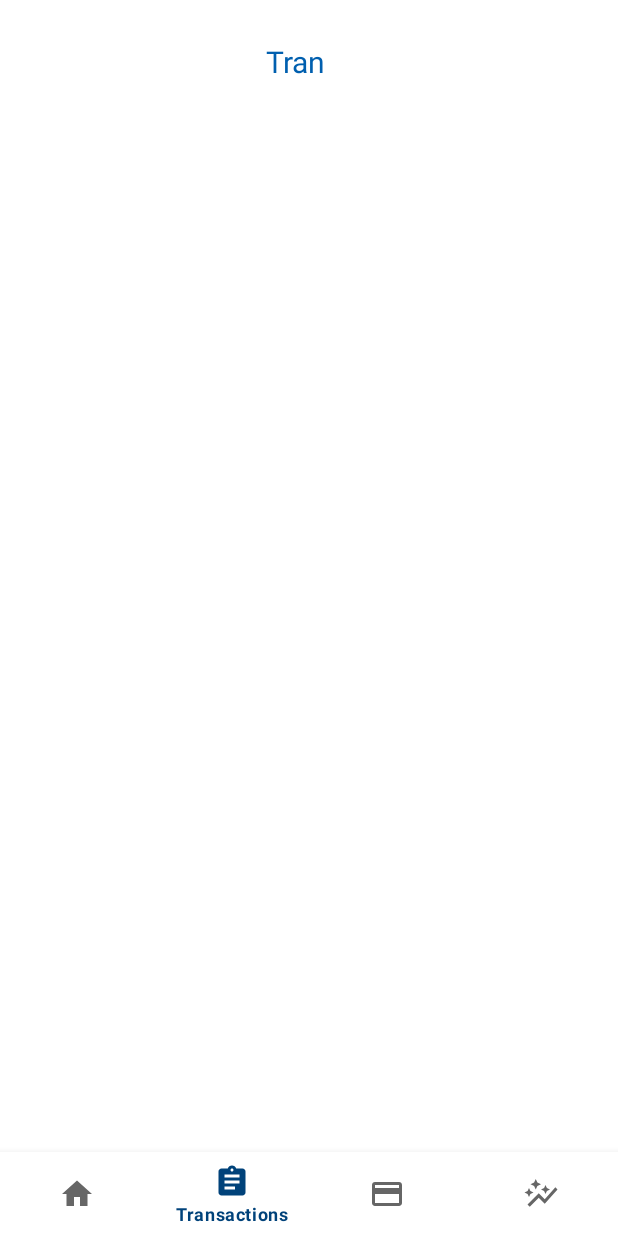
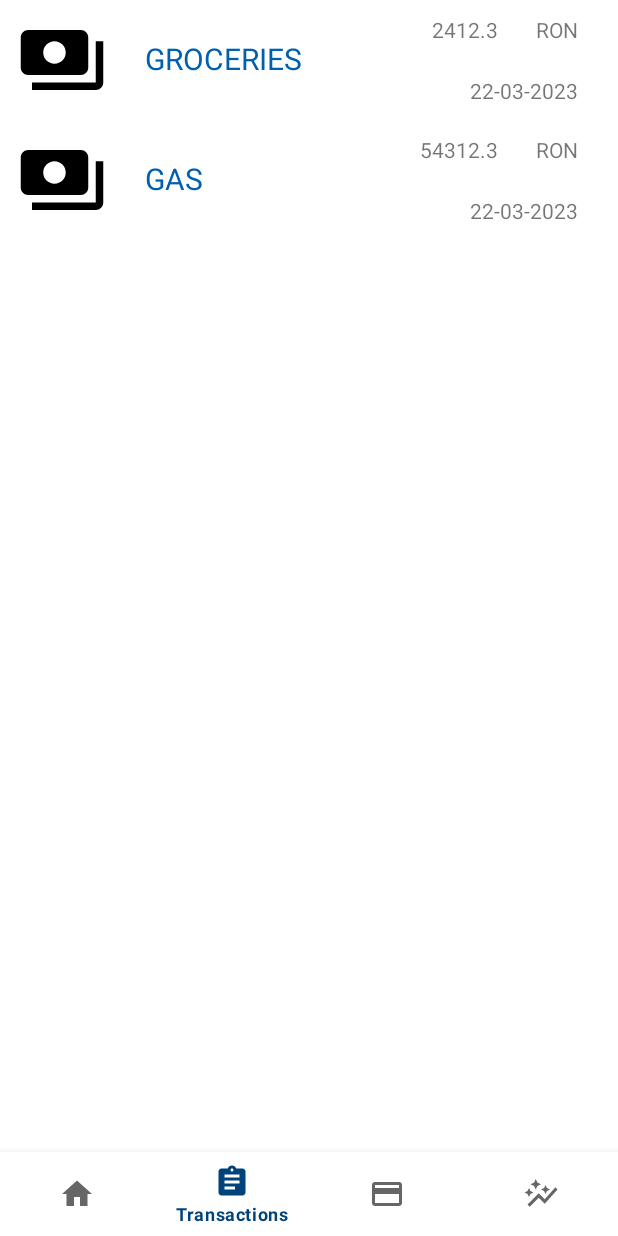
Before and after one commit to bogdanpopa01/Mobile-Banking-Application, an Android app: the fragment TransactionsFragment placed in its activity, item 2 of the bottom bar chosen, on a phone screen of 412 x 824 dp. Run offline under Robolectric (Android 15) with nearby library versions, the phone set to English and light mode, and no system bars.

Commit message:
RecyclerViewTransaction design
the alpha version of its design

```diff
--- a/app/src/main/java/com/example/mobilebankingapplication/adapters/RecyclerViewAdapterTransactions.java
+++ b/app/src/main/java/com/example/mobilebankingapplication/adapters/RecyclerViewAdapterTransactions.java
@@ -10,8 +10,8 @@
 import androidx.recyclerview.widget.RecyclerView;
 
 import com.example.mobilebankingapplication.R;
-import com.example.mobilebankingapplication.classes.Deposit;
 import com.example.mobilebankingapplication.classes.Transaction;
+import com.example.mobilebankingapplication.utils.DateConverter;
 
 import java.util.ArrayList;
 
@@ -33,7 +33,10 @@
 
     @Override
     public void onBindViewHolder(@NonNull TransactionViewHolder holder, int position) {
-        holder.tvTransactionName.setText(arrayListTransactions.get(position).getTransactionName());
+        holder.tvTransactionType.setText(arrayListTransactions.get(position).getTransactionType().toString());
+        holder.tvTransactionDate.setText(DateConverter.dateToString(arrayListTransactions.get(position).getTransactionDate()));
+        holder.tvTransactionCurrency.setText("RON");
+        holder.tvTransactionAmount.setText(String.valueOf(arrayListTransactions.get(position).getTransactionAmount()));
     }
 
     @Override
@@ -42,11 +45,14 @@
     }
 
     public class TransactionViewHolder extends RecyclerView.ViewHolder{
-        private TextView tvTransactionName;
+        private TextView tvTransactionType, tvTransactionDate, tvTransactionCurrency, tvTransactionAmount;
 
         public TransactionViewHolder(@NonNull View itemView) {
             super(itemView);
-            tvTransactionName = itemView.findViewById(R.id.tvTransactionName);
+            tvTransactionType = itemView.findViewById(R.id.tvTransactionType);
+            tvTransactionDate = itemView.findViewById(R.id.tvTransactionDate);
+            tvTransactionCurrency = itemView.findViewById(R.id.tvTransactionCurrency);
+            tvTransactionAmount = itemView.findViewById(R.id.tvTransactionAmount);
         }
     }
 }
--- a/app/src/main/java/com/example/mobilebankingapplication/enums/TransactionType.java
+++ b/app/src/main/java/com/example/mobilebankingapplication/enums/TransactionType.java
@@ -1,5 +1,6 @@
 package com.example.mobilebankingapplication.enums;
 
 public enum TransactionType {
-    MARE
+    GROCERIES,
+    GAS
 }
--- a/app/src/main/java/com/example/mobilebankingapplication/fragments/TransactionsFragment.java
+++ b/app/src/main/java/com/example/mobilebankingapplication/fragments/TransactionsFragment.java
@@ -33,8 +33,10 @@
     @Override
     public void onCreate(Bundle savedInstanceState) {
         super.onCreate(savedInstanceState);
-        Transaction transaction = new Transaction(1000L,"Tran",12.3,new Date(), TransactionType.MARE,1000);
+        Transaction transaction = new Transaction(1000L,"Tran",2412.3,new Date(), TransactionType.GROCERIES,1000);
+        Transaction transaction2 = new Transaction(1000L,"Zuldazar",54312.3,new Date(), TransactionType.GAS,1000);
         arrayListTransactions.add(transaction);
+        arrayListTransactions.add(transaction2);
     }
 
     @Override
--- /dev/null
+++ b/app/src/main/res/drawable/baseline_transaction_24.xml
@@ -0,0 +1,5 @@
+<vector android:height="24dp" android:tint="#000000"
+    android:viewportHeight="24" android:viewportWidth="24"
+    android:width="24dp" xmlns:android="http://schemas.android.com/apk/res/android">
+    <path android:fillColor="@android:color/white" android:pathData="M19,14L19,6c0,-1.1 -0.9,-2 -2,-2L3,4c-1.1,0 -2,0.9 -2,2v8c0,1.1 0.9,2 2,2h14c1.1,0 2,-0.9 2,-2zM10,13c-1.66,0 -3,-1.34 -3,-3s1.34,-3 3,-3 3,1.34 3,3 -1.34,3 -3,3zM23,7v11c0,1.1 -0.9,2 -2,2L4,20v-2h17L21,7h2z"/>
+</vector>
--- a/app/src/main/res/layout/row_transaction_design.xml
+++ b/app/src/main/res/layout/row_transaction_design.xml
@@ -6,16 +6,55 @@
     android:layout_height="80dp">
 
     <TextView
-        android:id="@+id/tvTransactionName"
+        android:id="@+id/tvTransactionType"
         android:layout_width="wrap_content"
         android:layout_height="wrap_content"
-        android:layout_marginStart="168dp"
-        android:layout_marginTop="27dp"
-        android:layout_marginEnd="185dp"
+        android:layout_marginStart="25dp"
+        android:layout_marginTop="25dp"
         android:text="TextView"
+        android:textColor="@color/light_navy"
         android:textSize="20sp"
-        android:textColor="@color/light_navy"
+        app:layout_constraintStart_toEndOf="@+id/imageViewTransaction"
+        app:layout_constraintTop_toTopOf="parent" />
+
+    <ImageView
+        android:id="@+id/imageViewTransaction"
+        android:layout_width="60dp"
+        android:layout_height="60dp"
+        android:layout_marginStart="10dp"
+        app:layout_constraintBottom_toBottomOf="parent"
+        app:layout_constraintStart_toStartOf="parent"
+        app:layout_constraintTop_toTopOf="parent"
+        app:layout_constraintVertical_bias="0.5"
+        app:srcCompat="@drawable/baseline_transaction_24" />
+
+    <TextView
+        android:id="@+id/tvTransactionDate"
+        android:layout_width="wrap_content"
+        android:layout_height="wrap_content"
+        android:layout_marginEnd="25dp"
+        android:layout_marginBottom="10dp"
+        android:text="TextView"
+        app:layout_constraintBottom_toBottomOf="parent"
+        app:layout_constraintEnd_toEndOf="parent" />
+
+    <TextView
+        android:id="@+id/tvTransactionCurrency"
+        android:layout_width="wrap_content"
+        android:layout_height="wrap_content"
+        android:layout_marginTop="10dp"
+        android:layout_marginEnd="25dp"
+        android:text="TextView"
         app:layout_constraintEnd_toEndOf="parent"
-        app:layout_constraintStart_toStartOf="parent"
+        app:layout_constraintTop_toTopOf="parent" />
+
+    <TextView
+        android:id="@+id/tvTransactionAmount"
+        android:layout_width="wrap_content"
+        android:layout_height="wrap_content"
+        android:layout_marginTop="10dp"
+        android:layout_marginEnd="25dp"
+        android:text="TextView"
+        app:layout_constraintEnd_toStartOf="@+id/tvTransactionCurrency"
         app:layout_constraintTop_toTopOf="parent" />
 </androidx.constraintlayout.widget.ConstraintLayout>
```
Also changed, not shown: app/src/main/java/com/example/mobilebankingapplication/adapters/RecyclerViewAdapterDeposits.java (line endings or trailing spaces).
